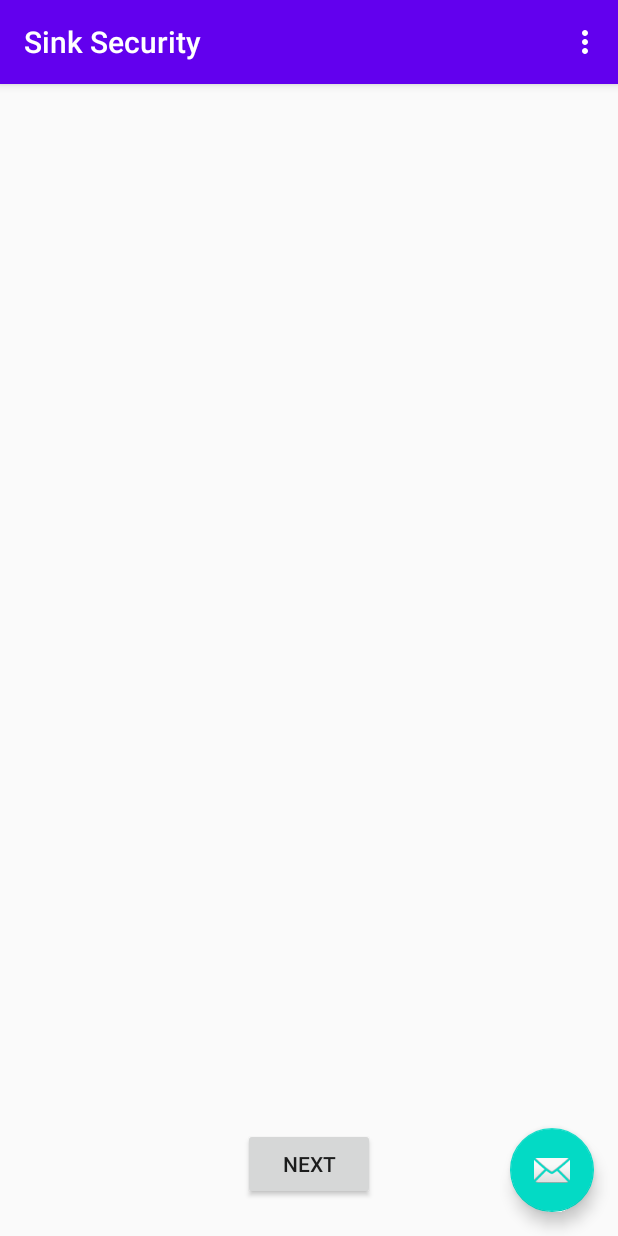
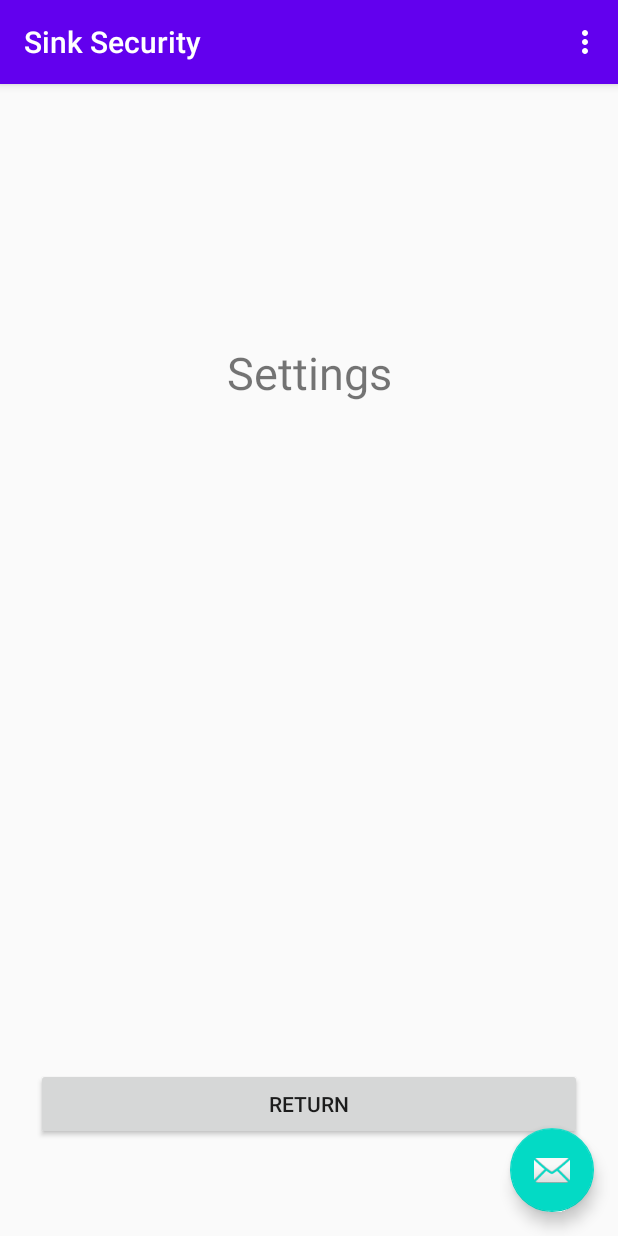
Before and after one commit to CaptainKills/Sink-Security-App, an Android app: the screen it shows after launch (MainActivity), in the options menu, after a tap on "Settings", on a phone screen of 412 x 824 dp. Run offline under Robolectric (Android 15) with nearby library versions, the phone set to English and light mode, and no system bars.

Commit message:
Rewrote Application Content View
Everything now works in a single view, and all fragments are interchangeble.

```diff
--- a/app/src/main/java/com/sinksecurity/FirstFragment.java
+++ b/app/src/main/java/com/sinksecurity/FirstFragment.java
@@ -7,7 +7,7 @@ import android.view.ViewGroup;
 
 import androidx.annotation.NonNull;
 import androidx.fragment.app.Fragment;
-import androidx.navigation.fragment.NavHostFragment;
+import androidx.fragment.app.FragmentTransaction;
 
 public class FirstFragment extends Fragment {
 
@@ -23,11 +23,14 @@ public class FirstFragment extends Fragment {
     public void onViewCreated(@NonNull View view, Bundle savedInstanceState) {
         super.onViewCreated(view, savedInstanceState);
 
-        view.findViewById(R.id.button_first).setOnClickListener(new View.OnClickListener() {
+        View nextButton = view.findViewById(R.id.next_button);
+        nextButton.setOnClickListener(new View.OnClickListener() {
             @Override
             public void onClick(View view) {
-                NavHostFragment.findNavController(FirstFragment.this)
-                        .navigate(R.id.action_FirstFragment_to_SecondFragment);
+                FragmentTransaction transaction = getParentFragmentManager().beginTransaction();
+                transaction.replace(R.id.fragment_container, new SecondFragment());
+                transaction.addToBackStack("Open SecondFragment");
+                transaction.commit();
             }
         });
     }
--- a/app/src/main/java/com/sinksecurity/MainActivity.java
+++ b/app/src/main/java/com/sinksecurity/MainActivity.java
@@ -7,6 +7,9 @@ import com.google.android.material.snackbar.Snackbar;
 
 import androidx.appcompat.app.AppCompatActivity;
 import androidx.appcompat.widget.Toolbar;
+import androidx.fragment.app.Fragment;
+import androidx.fragment.app.FragmentTransaction;
+
 import android.view.MenuInflater;
 import android.view.View;
 
@@ -23,6 +26,8 @@ public class MainActivity extends AppCompatActivity {
         Toolbar toolbar = findViewById(R.id.toolbar);
         setSupportActionBar(toolbar);
 
+        setupFragmentDisplay();
+
         FloatingActionButton fab = findViewById(R.id.fab);
         fab.setOnClickListener(new View.OnClickListener() {
             @Override
@@ -31,6 +36,12 @@ public class MainActivity extends AppCompatActivity {
                         .setAction("Action", null).show();
             }
         });
+    }
+
+    private void setupFragmentDisplay(){
+        FragmentTransaction transaction = getSupportFragmentManager().beginTransaction();
+        transaction.replace(R.id.fragment_container, new FirstFragment());
+        transaction.commit();
     }
 
     @Override
@@ -46,7 +57,10 @@ public class MainActivity extends AppCompatActivity {
         // Handle item selection
         switch (item.getItemId()) {
             case R.id.action_settings:
-                super.onOptionsItemSelected(item);
+                FragmentTransaction transaction = getSupportFragmentManager().beginTransaction();
+                transaction.replace(R.id.fragment_container, new SettingsFragment());
+                transaction.addToBackStack("Open Settings Menu");
+                transaction.commit();
                 return true;
             default:
                 return super.onOptionsItemSelected(item);
--- a/app/src/main/java/com/sinksecurity/SecondFragment.java
+++ b/app/src/main/java/com/sinksecurity/SecondFragment.java
@@ -7,7 +7,7 @@ import android.view.ViewGroup;
 
 import androidx.annotation.NonNull;
 import androidx.fragment.app.Fragment;
-import androidx.navigation.fragment.NavHostFragment;
+import androidx.fragment.app.FragmentTransaction;
 
 public class SecondFragment extends Fragment {
 
@@ -23,11 +23,14 @@ public class SecondFragment extends Fragment {
     public void onViewCreated(@NonNull View view, Bundle savedInstanceState) {
         super.onViewCreated(view, savedInstanceState);
 
-        view.findViewById(R.id.button_second).setOnClickListener(new View.OnClickListener() {
+        View previousButton = view.findViewById(R.id.previous_button);
+        previousButton.setOnClickListener(new View.OnClickListener() {
             @Override
             public void onClick(View view) {
-                NavHostFragment.findNavController(SecondFragment.this)
-                        .navigate(R.id.action_SecondFragment_to_FirstFragment);
+                FragmentTransaction transaction = getParentFragmentManager().beginTransaction();
+                transaction.replace(R.id.fragment_container, new FirstFragment());
+                transaction.addToBackStack("Open FirstFragment");
+                transaction.commit();
             }
         });
     }
--- /dev/null
+++ b/app/src/main/java/com/sinksecurity/SettingsFragment.java
@@ -0,0 +1,38 @@
+package com.sinksecurity;
+
+import android.os.Bundle;
+
+import androidx.annotation.NonNull;
+import androidx.annotation.Nullable;
+import androidx.fragment.app.Fragment;
+import androidx.fragment.app.FragmentTransaction;
+
+import android.view.LayoutInflater;
+import android.view.View;
+import android.view.ViewGroup;
+
+public class SettingsFragment extends Fragment {
+
+    @Override
+    public View onCreateView(LayoutInflater inflater, ViewGroup container,
+                             Bundle savedInstanceState) {
+        // Inflate the layout for this fragment
+        return inflater.inflate(R.layout.fragment_settings, container, false);
+    }
+
+    @Override
+    public void onViewCreated(@NonNull View view, @Nullable Bundle savedInstanceState) {
+        super.onViewCreated(view, savedInstanceState);
+
+        View returnButton = view.findViewById(R.id.return_button);
+        returnButton.setOnClickListener(new View.OnClickListener() {
+            @Override
+            public void onClick(View v) {
+                FragmentTransaction transaction = getParentFragmentManager().beginTransaction();
+                transaction.replace(R.id.fragment_container, new FirstFragment());
+                transaction.addToBackStack("Return to FirstFragment");
+                transaction.commit();
+            }
+        });
+    }
+}
--- /dev/null
+++ b/app/src/main/res/drawable/ic_settings.xml
@@ -0,0 +1,10 @@
+<vector xmlns:android="http://schemas.android.com/apk/res/android"
+    android:width="24dp"
+    android:height="24dp"
+    android:viewportWidth="24"
+    android:viewportHeight="24"
+    android:tint="?attr/colorControlNormal">
+  <path
+      android:fillColor="@android:color/white"
+      android:pathData="M19.14,12.94c0.04,-0.3 0.06,-0.61 0.06,-0.94c0,-0.32 -0.02,-0.64 -0.07,-0.94l2.03,-1.58c0.18,-0.14 0.23,-0.41 0.12,-0.61l-1.92,-3.32c-0.12,-0.22 -0.37,-0.29 -0.59,-0.22l-2.39,0.96c-0.5,-0.38 -1.03,-0.7 -1.62,-0.94L14.4,2.81c-0.04,-0.24 -0.24,-0.41 -0.48,-0.41h-3.84c-0.24,0 -0.43,0.17 -0.47,0.41L9.25,5.35C8.66,5.59 8.12,5.92 7.63,6.29L5.24,5.33c-0.22,-0.08 -0.47,0 -0.59,0.22L2.74,8.87C2.62,9.08 2.66,9.34 2.86,9.48l2.03,1.58C4.84,11.36 4.8,11.69 4.8,12s0.02,0.64 0.07,0.94l-2.03,1.58c-0.18,0.14 -0.23,0.41 -0.12,0.61l1.92,3.32c0.12,0.22 0.37,0.29 0.59,0.22l2.39,-0.96c0.5,0.38 1.03,0.7 1.62,0.94l0.36,2.54c0.05,0.24 0.24,0.41 0.48,0.41h3.84c0.24,0 0.44,-0.17 0.47,-0.41l0.36,-2.54c0.59,-0.24 1.13,-0.56 1.62,-0.94l2.39,0.96c0.22,0.08 0.47,0 0.59,-0.22l1.92,-3.32c0.12,-0.22 0.07,-0.47 -0.12,-0.61L19.14,12.94zM12,15.6c-1.98,0 -3.6,-1.62 -3.6,-3.6s1.62,-3.6 3.6,-3.6s3.6,1.62 3.6,3.6S13.98,15.6 12,15.6z"/>
+</vector>
--- a/app/src/main/res/layout/content_main.xml
+++ b/app/src/main/res/layout/content_main.xml
@@ -6,15 +6,24 @@
     android:layout_height="match_parent"
     app:layout_behavior="@string/appbar_scrolling_view_behavior">
 
-    <androidx.fragment.app.FragmentContainerView
-        android:id="@+id/nav_host_fragment"
-        android:name="androidx.navigation.fragment.NavHostFragment"
-        android:layout_width="0dp"
+
+<!--    <androidx.fragment.app.FragmentContainerView-->
+<!--        android:id="@+id/nav_host_fragment"-->
+<!--        android:name="androidx.navigation.fragment.NavHostFragment"-->
+<!--        android:layout_width="0dp"-->
+<!--        android:layout_height="0dp"-->
+<!--        app:defaultNavHost="true"-->
+<!--        app:layout_constraintBottom_toBottomOf="parent"-->
+<!--        app:layout_constraintLeft_toLeftOf="parent"-->
+<!--        app:layout_constraintRight_toRightOf="parent"-->
+<!--        app:layout_constraintTop_toTopOf="parent"-->
+<!--        app:navGraph="@navigation/nav_graph" />-->
+    <FrameLayout
+        android:id="@+id/fragment_container"
+        android:layout_width="match_parent"
         android:layout_height="0dp"
-        app:defaultNavHost="true"
         app:layout_constraintBottom_toBottomOf="parent"
-        app:layout_constraintLeft_toLeftOf="parent"
-        app:layout_constraintRight_toRightOf="parent"
-        app:layout_constraintTop_toTopOf="parent"
-        app:navGraph="@navigation/nav_graph" />
+        app:layout_constraintEnd_toEndOf="parent"
+        app:layout_constraintStart_toStartOf="parent"
+        app:layout_constraintTop_toTopOf="parent" />
 </androidx.constraintlayout.widget.ConstraintLayout>
--- a/app/src/main/res/layout/fragment_first.xml
+++ b/app/src/main/res/layout/fragment_first.xml
@@ -7,11 +7,11 @@
     tools:context=".FirstFragment">
 
     <Button
-        android:id="@+id/button_first"
+        android:id="@+id/next_button"
         android:layout_width="wrap_content"
         android:layout_height="wrap_content"
         android:layout_marginBottom="24dp"
-        android:text="@string/next"
+        android:text="@string/next_button"
         app:layout_constraintBottom_toBottomOf="parent"
         app:layout_constraintEnd_toEndOf="parent"
         app:layout_constraintStart_toStartOf="parent" />
--- a/app/src/main/res/layout/fragment_second.xml
+++ b/app/src/main/res/layout/fragment_second.xml
@@ -7,11 +7,11 @@
     tools:context=".SecondFragment">
 
     <Button
-        android:id="@+id/button_second"
+        android:id="@+id/previous_button"
         android:layout_width="wrap_content"
         android:layout_height="wrap_content"
         android:layout_marginBottom="24dp"
-        android:text="@string/previous"
+        android:text="@string/previous_button"
         app:layout_constraintBottom_toBottomOf="parent"
         app:layout_constraintEnd_toEndOf="parent"
         app:layout_constraintStart_toStartOf="parent" />
--- /dev/null
+++ b/app/src/main/res/layout/fragment_settings.xml
@@ -0,0 +1,35 @@
+<?xml version="1.0" encoding="utf-8"?>
+<androidx.constraintlayout.widget.ConstraintLayout xmlns:android="http://schemas.android.com/apk/res/android"
+    xmlns:app="http://schemas.android.com/apk/res-auto"
+    xmlns:tools="http://schemas.android.com/tools"
+    android:id="@+id/frameLayout"
+    android:layout_width="match_parent"
+    android:layout_height="match_parent"
+    tools:context=".SettingsFragment">
+
+    <TextView
+        android:id="@+id/settingsTextView"
+        android:layout_width="wrap_content"
+        android:layout_height="wrap_content"
+        android:layout_marginTop="172dp"
+        android:text="@string/action_settings"
+        android:textSize="30sp"
+        app:layout_constraintEnd_toEndOf="parent"
+        app:layout_constraintStart_toStartOf="parent"
+        app:layout_constraintTop_toTopOf="parent" />
+
+    <Button
+        android:id="@+id/return_button"
+        android:layout_width="0dp"
+        android:layout_height="wrap_content"
+        android:layout_marginStart="24dp"
+        android:layout_marginEnd="24dp"
+        android:layout_marginBottom="32dp"
+        android:text="@string/return_button"
+        app:layout_constraintBottom_toBottomOf="parent"
+        app:layout_constraintEnd_toEndOf="parent"
+        app:layout_constraintHorizontal_bias="0.498"
+        app:layout_constraintStart_toStartOf="parent"
+        app:layout_constraintTop_toBottomOf="@+id/settingsTextView"
+        app:layout_constraintVertical_bias="0.932" />
+</androidx.constraintlayout.widget.ConstraintLayout>
--- a/app/src/main/res/menu/menu_main.xml
+++ b/app/src/main/res/menu/menu_main.xml
@@ -5,6 +5,7 @@
     <item
         android:id="@+id/action_settings"
         android:orderInCategory="100"
+        android:icon="@drawable/ic_settings"
         android:title="@string/action_settings"
         app:showAsAction="never" />
 </menu>
--- a/app/src/main/res/navigation/nav_graph.xml
+++ /dev/null
@@ -1,28 +0,0 @@
-<?xml version="1.0" encoding="utf-8"?>
-<navigation xmlns:android="http://schemas.android.com/apk/res/android"
-    xmlns:app="http://schemas.android.com/apk/res-auto"
-    xmlns:tools="http://schemas.android.com/tools"
-    android:id="@+id/nav_graph"
-    app:startDestination="@id/FirstFragment">
-
-    <fragment
-        android:id="@+id/FirstFragment"
-        android:name="com.sinksecurity.FirstFragment"
-        android:label="@string/first_fragment_label"
-        tools:layout="@layout/fragment_first">
-
-        <action
-            android:id="@+id/action_FirstFragment_to_SecondFragment"
-            app:destination="@id/SecondFragment" />
-    </fragment>
-    <fragment
-        android:id="@+id/SecondFragment"
-        android:name="com.sinksecurity.SecondFragment"
-        android:label="@string/second_fragment_label"
-        tools:layout="@layout/fragment_second">
-
-        <action
-            android:id="@+id/action_SecondFragment_to_FirstFragment"
-            app:destination="@id/FirstFragment" />
-    </fragment>
-</navigation>
--- a/app/src/main/res/values/strings.xml
+++ b/app/src/main/res/values/strings.xml
@@ -1,12 +1,11 @@
 <resources>
     <string name="app_name">Sink Security</string>
     <string name="action_settings">Settings</string>
-    <!-- Strings used for fragments for navigation -->
-    <string name="first_fragment_label">First Fragment</string>
-    <string name="second_fragment_label">Second Fragment</string>
-    <string name="next">Next</string>
-    <string name="previous">Previous</string>
 
-    <string name="hello_first_fragment">Hello first fragment</string>
-    <string name="hello_second_fragment">Hello second fragment. Arg: %1$s</string>
+    <!--All TextView Strings-->
+
+    <!--All Button Name Strings-->
+    <string name="next_button">Next</string>
+    <string name="previous_button">Previous</string>
+    <string name="return_button">Return</string>
 </resources>
```
